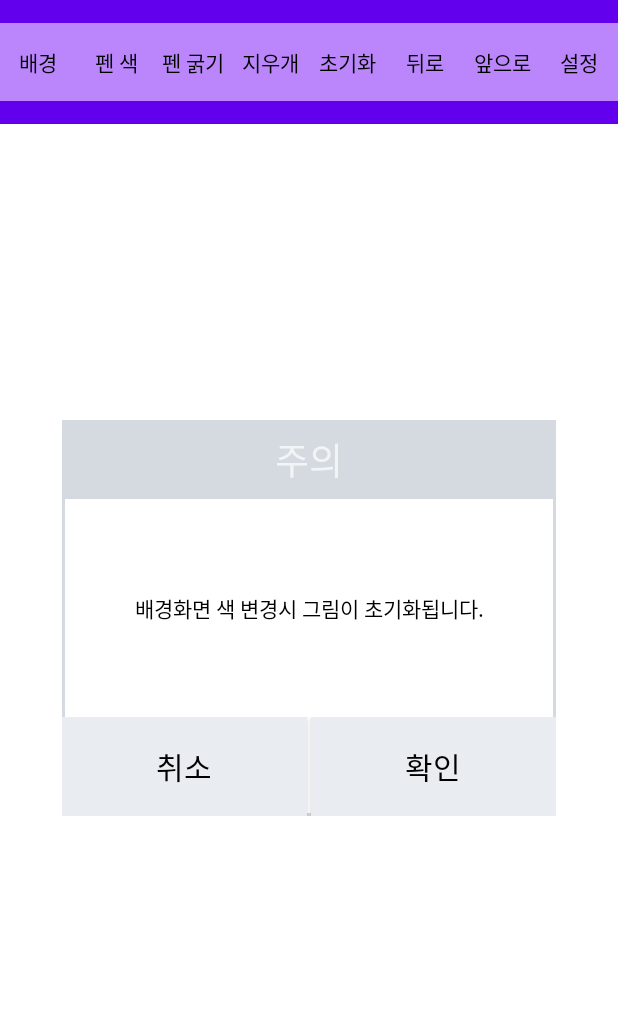
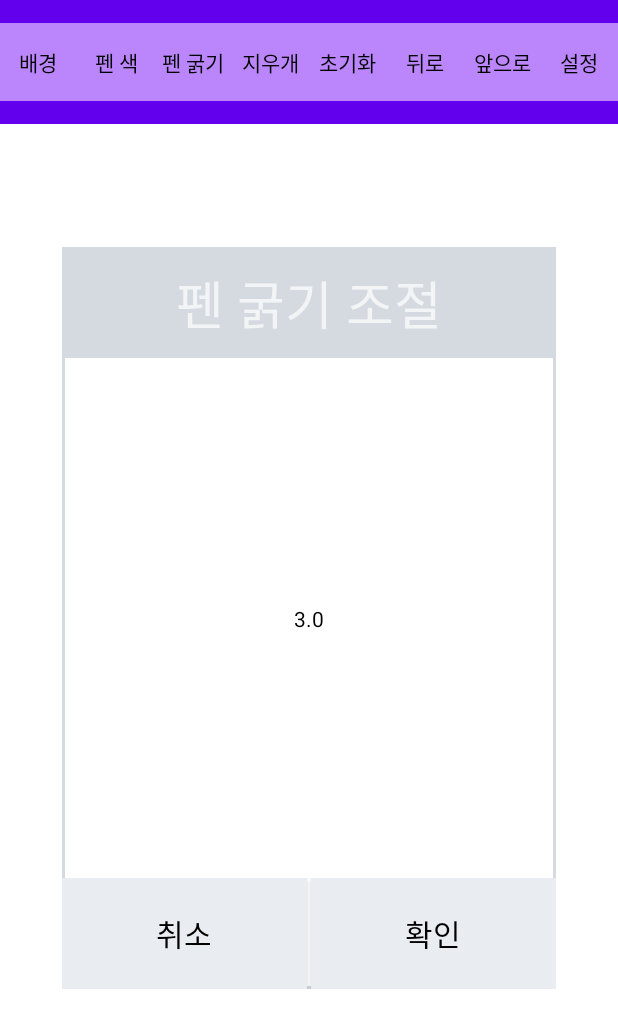
Before and after one commit to twaun95/Signature, an Android app: the screen it shows after launch (MainActivity), after a tap on "펜 굵기", on a phone screen of 412 x 824 dp. Shown: the top 1028 px of the screen. Run offline under Robolectric (Android 15) with nearby library versions, the phone set to English and light mode, and no system bars; our stand-ins replace data binding.

Commit message:
펜 굵기 다이얼로그 세팅

```diff
--- /dev/null
+++ b/app/src/main/java/com/twaun95/signature/presentation/model/DrawingPath.kt
@@ -0,0 +1,9 @@
+package com.twaun95.signature.presentation.model
+
+import android.graphics.Paint
+import android.graphics.Path
+
+data class DrawingPath(
+    var path: Path,
+    var paint: Paint
+)
--- a/app/src/main/java/com/twaun95/signature/presentation/ui/main/MainActivity.kt
+++ b/app/src/main/java/com/twaun95/signature/presentation/ui/main/MainActivity.kt
@@ -6,6 +6,7 @@ import android.widget.Toast
 import androidx.appcompat.app.AppCompatActivity
 import androidx.databinding.DataBindingUtil
 import com.twaun95.signature.R
+import com.twaun95.signature.common.Logger
 import com.twaun95.signature.databinding.ActivityMainBinding
 import com.twaun95.signature.presentation.extensions.setOnSingleClickListener
 import com.twaun95.signature.presentation.model.DialogBody
@@ -32,12 +33,9 @@ class MainActivity : AppCompatActivity() {
             binding.viewDrawing.reset()
         }
         binding.button6.setOnSingleClickListener {
-            PenWidthDialog(
-                BaseDialog.ButtonType.TWO,
-                DialogBody(getString(R.string.dialog_title_background_color), getString(R.string.dialog_message_background_color)),
-                {},
-                {binding.viewDrawing.changeStrokeWidth(20f) }
-            ).show(supportFragmentManager, null)
+            WidthPickerDialog.show(supportFragmentManager, 3f) {
+                Logger.d(it)
+            }
         }
         binding.button7.setOnSingleClickListener {
             ColorPickerDialog.show(this) { color -> binding.viewDrawing.changePenColor(color) }
--- a/app/src/main/java/com/twaun95/signature/presentation/utils/dialog/BaseDialog.kt
+++ b/app/src/main/java/com/twaun95/signature/presentation/utils/dialog/BaseDialog.kt
@@ -43,5 +43,4 @@ abstract class BaseDialog<VB: ViewDataBinding>(@LayoutRes private val layoutId:
 
     open fun initView() {}
     open fun setEvent() {}
-
 }
--- a/app/src/main/java/com/twaun95/signature/presentation/utils/dialog/PenWidthDialog.kt
+++ /dev/null
@@ -1,50 +0,0 @@
-package com.twaun95.signature.presentation.utils.dialog
-
-import com.twaun95.signature.R
-import com.twaun95.signature.databinding.FragmentDialogPenWidthBinding
-import com.twaun95.signature.presentation.extensions.setOnSingleClickListener
-import com.twaun95.signature.presentation.extensions.visible
-import com.twaun95.signature.presentation.model.DialogBody
-
-class PenWidthDialog(
-    private val buttonType: ButtonType,
-    private val content: DialogBody,
-    private var onCancelListener : (()->Unit)? = null,
-    private var onConfirmListener : (()->Unit)? = null
-) : BaseDialog<FragmentDialogPenWidthBinding>(R.layout.fragment_dialog_pen_width){
-    override fun initView() {
-        super.initView()
-
-        when(buttonType) {
-            ButtonType.ONE -> {
-                binding.layoutBottomTypeOne.visible()
-            }
-            ButtonType.TWO -> {
-                binding.layoutBottomTypeTwo.visible()
-            }
-        }
-
-        content.run {
-            binding.tvTitle.text = title
-            binding.tvMessage.text = message ?: ""
-        }
-    }
-
-    override fun setEvent() {
-        super.setEvent()
-
-        binding.btnCancelTypeTwo.setOnSingleClickListener {
-            onCancelListener?.invoke()
-            dismiss()
-        }
-        binding.btnCompleteTypeTwo.setOnSingleClickListener {
-            onConfirmListener?.invoke()
-            dismiss()
-        }
-        binding.btnCompleteTypeOne.setOnSingleClickListener {
-            onConfirmListener?.invoke()
-            dismiss()
-        }
-    }
-
-}
--- /dev/null
+++ b/app/src/main/java/com/twaun95/signature/presentation/utils/dialog/WidthPickerDialog.kt
@@ -0,0 +1,48 @@
+package com.twaun95.signature.presentation.utils.dialog
+
+import androidx.fragment.app.FragmentManager
+import com.twaun95.signature.R
+import com.twaun95.signature.databinding.FragmentDialogPenWidthBinding
+import com.twaun95.signature.presentation.extensions.setOnSingleClickListener
+
+class WidthPickerDialog(
+    private val currentWidth: Float,
+    private var listener: WidthPickerListener
+) : BaseDialog<FragmentDialogPenWidthBinding>(R.layout.fragment_dialog_pen_width){
+
+    fun interface WidthPickerListener {
+        fun setWidth(width: Float)
+    }
+
+    override fun initView() {
+        super.initView()
+
+        binding.tvMessage.text = currentWidth.toString()
+    }
+
+    override fun setEvent() {
+        super.setEvent()
+
+        binding.btnCancel.setOnSingleClickListener {
+            dismiss()
+        }
+        binding.btnComplete.setOnSingleClickListener {
+            listener.setWidth(10f)
+            dismiss()
+        }
+    }
+
+    companion object {
+
+        private const val TAG = "WidthPickerDialog"
+
+        fun show(
+            fragmentManager: FragmentManager,
+            currentWidth: Float,
+            listener: WidthPickerListener
+        ) {
+            return WidthPickerDialog(currentWidth, listener)
+                .show(fragmentManager, TAG)
+        }
+    }
+}
--- a/app/src/main/java/com/twaun95/signature/presentation/view/DrawingView.kt
+++ b/app/src/main/java/com/twaun95/signature/presentation/view/DrawingView.kt
@@ -90,6 +90,8 @@ class DrawingView : View {
         Logger.d("reset")
 
         if (::drawingBitmap.isInitialized) drawingBitmap.recycle()
+
+        backgroundCanvasColor = Color.WHITE
         penPaint.color = Color.BLACK
         drawingBitmap = Bitmap.createBitmap(width, height, Bitmap.Config.ARGB_8888)
         drawingCanvas = Canvas(drawingBitmap)
--- a/app/src/main/res/layout/fragment_dialog_pen_width.xml
+++ b/app/src/main/res/layout/fragment_dialog_pen_width.xml
@@ -13,21 +13,64 @@
         android:background="@color/dialog_background">
 
         <androidx.constraintlayout.widget.ConstraintLayout
+            android:id="@+id/layout_root"
             android:layout_width="match_parent"
             android:layout_height="match_parent">
 
+            <androidx.constraintlayout.widget.Guideline
+                android:id="@+id/guideline_main_left"
+                android:layout_width="0dp"
+                android:layout_height="0dp"
+                android:orientation="vertical"
+                app:layout_constraintGuide_percent=".1" />
+
+            <androidx.constraintlayout.widget.Guideline
+                android:id="@+id/guideline_main_right"
+                android:layout_width="0dp"
+                android:layout_height="0dp"
+                android:orientation="vertical"
+                app:layout_constraintGuide_percent=".9" />
+
+            <androidx.constraintlayout.widget.Guideline
+                android:id="@+id/guideline_main_top"
+                android:layout_width="0dp"
+                android:layout_height="0dp"
+                android:orientation="horizontal"
+                app:layout_constraintGuide_percent=".2" />
+
+            <androidx.constraintlayout.widget.Guideline
+                android:id="@+id/guideline_main_bottom"
+                android:layout_width="0dp"
+                android:layout_height="0dp"
+                android:orientation="horizontal"
+                app:layout_constraintGuide_percent=".8" />
+
             <androidx.constraintlayout.widget.ConstraintLayout
+                android:id="@+id/layout_main"
                 android:layout_width="0dp"
                 android:layout_height="0dp"
                 android:background="@drawable/dialog_background"
                 android:clipToOutline="true"
-                app:layout_constraintBottom_toBottomOf="parent"
-                app:layout_constraintDimensionRatio="H, 5:4"
+                app:layout_constraintBottom_toTopOf="@id/guideline_main_bottom"
                 app:layout_constraintEnd_toEndOf="parent"
                 app:layout_constraintHorizontal_bias="0.5"
                 app:layout_constraintStart_toStartOf="parent"
-                app:layout_constraintTop_toTopOf="parent"
+                app:layout_constraintTop_toBottomOf="@id/guideline_main_top"
                 app:layout_constraintWidth_percent="0.8">
+
+                <androidx.constraintlayout.widget.Guideline
+                    android:id="@+id/gl_bottom"
+                    android:layout_width="0dp"
+                    android:layout_height="0dp"
+                    android:orientation="horizontal"
+                    app:layout_constraintGuide_percent="0.85" />
+
+                <androidx.constraintlayout.widget.Guideline
+                    android:id="@+id/gl_top"
+                    android:layout_width="0dp"
+                    android:layout_height="0dp"
+                    android:orientation="horizontal"
+                    app:layout_constraintGuide_percent="0.15" />
 
                 <androidx.constraintlayout.widget.ConstraintLayout
                     android:id="@+id/layout_top"
@@ -47,7 +90,7 @@
                         android:autoSizeTextType="uniform"
                         android:fontFamily="@font/semi_bold"
                         android:gravity="center"
-                        android:text="TITLE"
+                        android:text="@string/dialog_title_pen_width"
                         app:layout_constraintBottom_toBottomOf="parent"
                         app:layout_constraintEnd_toEndOf="parent"
                         app:layout_constraintHeight_percent="0.7"
@@ -55,13 +98,6 @@
                         app:layout_constraintStart_toStartOf="parent"
                         app:layout_constraintTop_toTopOf="parent" />
                 </androidx.constraintlayout.widget.ConstraintLayout>
-
-                <androidx.constraintlayout.widget.Guideline
-                    android:id="@+id/gl_top"
-                    android:layout_width="0dp"
-                    android:layout_height="0dp"
-                    android:orientation="horizontal"
-                    app:layout_constraintGuide_percent="0.2" />
 
                 <androidx.constraintlayout.widget.ConstraintLayout
                     android:id="@+id/layout_middle"
@@ -86,18 +122,10 @@
                         app:layout_constraintTop_toTopOf="parent" />
                 </androidx.constraintlayout.widget.ConstraintLayout>
 
-                <androidx.constraintlayout.widget.Guideline
-                    android:id="@+id/gl_bottom"
+                <androidx.constraintlayout.widget.ConstraintLayout
+                    android:id="@+id/layout_buttons"
                     android:layout_width="0dp"
                     android:layout_height="0dp"
-                    android:orientation="horizontal"
-                    app:layout_constraintGuide_percent="0.75" />
-
-                <androidx.constraintlayout.widget.ConstraintLayout
-                    android:id="@+id/layout_bottom_type_two"
-                    android:layout_width="0dp"
-                    android:layout_height="0dp"
-                    android:visibility="gone"
                     app:layout_constraintBottom_toBottomOf="parent"
                     app:layout_constraintEnd_toEndOf="parent"
                     app:layout_constraintHorizontal_bias="0.5"
@@ -106,7 +134,7 @@
                     tools:visibility="visible">
 
                     <androidx.appcompat.widget.AppCompatButton
-                        android:id="@+id/btn_cancel_type_two"
+                        android:id="@+id/btn_cancel"
                         android:layout_width="0dp"
                         android:layout_height="0dp"
                         android:layout_marginRight="1dp"
@@ -116,14 +144,14 @@
                         android:textColor="@color/black"
                         android:textSize="20dp"
                         app:layout_constraintBottom_toBottomOf="parent"
-                        app:layout_constraintEnd_toStartOf="@+id/btn_complete_type_two"
+                        app:layout_constraintEnd_toStartOf="@+id/btn_complete"
                         app:layout_constraintHorizontal_bias="0.5"
                         app:layout_constraintStart_toStartOf="parent"
                         app:layout_constraintTop_toTopOf="parent"
                         app:layout_constraintVertical_bias="0.0" />
 
                     <androidx.appcompat.widget.AppCompatButton
-                        android:id="@+id/btn_complete_type_two"
+                        android:id="@+id/btn_complete"
                         android:layout_width="0dp"
                         android:layout_height="0dp"
                         android:layout_marginLeft="1dp"
@@ -135,34 +163,7 @@
                         app:layout_constraintBottom_toBottomOf="parent"
                         app:layout_constraintEnd_toEndOf="parent"
                         app:layout_constraintHorizontal_bias="0.5"
-                        app:layout_constraintStart_toEndOf="@+id/btn_cancel_type_two"
-                        app:layout_constraintTop_toTopOf="parent" />
-                </androidx.constraintlayout.widget.ConstraintLayout>
-
-                <androidx.constraintlayout.widget.ConstraintLayout
-                    android:id="@+id/layout_bottom_type_one"
-                    android:layout_width="0dp"
-                    android:layout_height="0dp"
-                    android:visibility="gone"
-                    app:layout_constraintBottom_toBottomOf="parent"
-                    app:layout_constraintEnd_toEndOf="parent"
-                    app:layout_constraintHorizontal_bias="0.5"
-                    app:layout_constraintStart_toStartOf="parent"
-                    app:layout_constraintTop_toBottomOf="@id/gl_bottom">
-
-                    <androidx.appcompat.widget.AppCompatButton
-                        android:id="@+id/btn_complete_type_one"
-                        android:layout_width="0dp"
-                        android:layout_height="0dp"
-                        android:background="@color/mono4"
-                        android:fontFamily="@font/medium"
-                        android:text="확인"
-                        android:textColor="@color/black"
-                        android:textSize="20dp"
-                        app:layout_constraintBottom_toBottomOf="parent"
-                        app:layout_constraintEnd_toEndOf="parent"
-                        app:layout_constraintHorizontal_bias="0.5"
-                        app:layout_constraintStart_toStartOf="parent"
+                        app:layout_constraintStart_toEndOf="@+id/btn_cancel"
                         app:layout_constraintTop_toTopOf="parent" />
                 </androidx.constraintlayout.widget.ConstraintLayout>
             </androidx.constraintlayout.widget.ConstraintLayout>
--- a/app/src/main/res/values/strings.xml
+++ b/app/src/main/res/values/strings.xml
@@ -6,4 +6,8 @@
     <string name="dialog_title_background_color">주의</string>
     <string name="dialog_message_background_color">배경화면 색 변경시 그림이 초기화됩니다.</string>
 
+    <string name="dialog_title_pen_width">펜 굵기 조절</string>
+<!--    <string name="dialog_message_pen_width">배경화면 색 변경시 그림이 초기화됩니다.</string>-->
+
+
 </resources>
```
